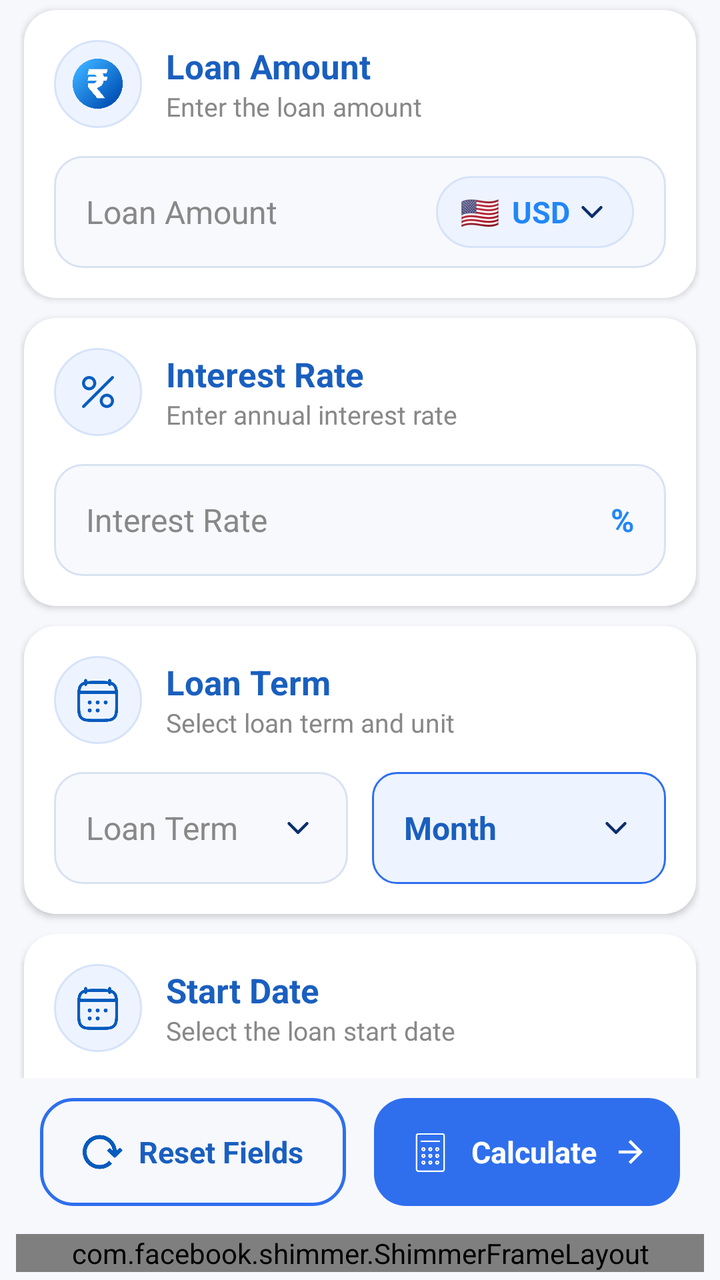
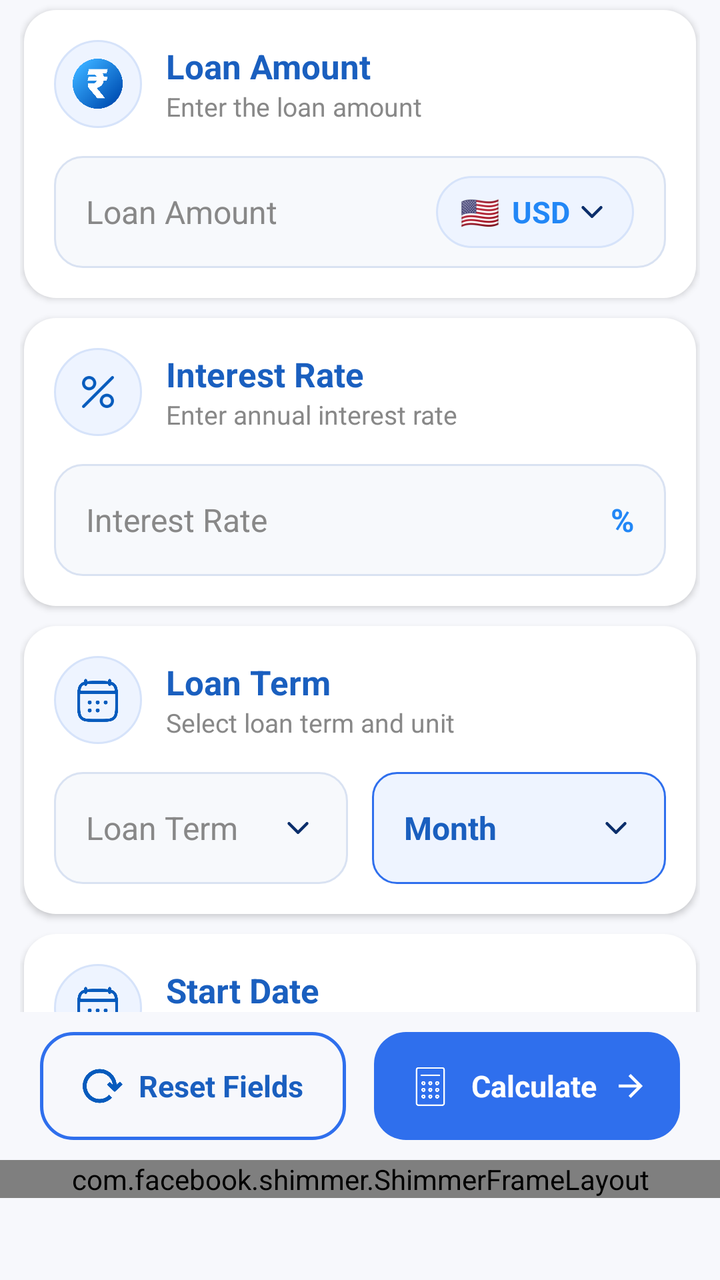

Two renders of the same Android screen: before a commit and after it. Below are the layout's source before the change and the commit's diff.
<!-- AndroidManifest.xml: application theme Theme.LoanSmart -->
<!-- res/layout/activity_personal_loan.xml -->
<?xml version="1.0" encoding="utf-8"?>
<androidx.constraintlayout.widget.ConstraintLayout
    android:id="@+id/main"
    xmlns:android="http://schemas.android.com/apk/res/android"
    xmlns:app="http://schemas.android.com/apk/res-auto"
    xmlns:tools="http://schemas.android.com/tools"
    android:layout_width="match_parent"
    android:layout_height="match_parent"
    android:background="@color/screen_bg">


    <androidx.appcompat.widget.Toolbar
        android:id="@+id/toolbar"
        android:layout_width="0dp"
        android:layout_height="@dimen/_40sdp"
        android:background="@color/screen_bg"
        android:elevation="4dp"
        app:layout_constraintEnd_toEndOf="parent"
        app:layout_constraintHorizontal_bias="1.0"
        app:layout_constraintStart_toStartOf="parent"
        app:layout_constraintTop_toTopOf="parent">

        <ImageView
            android:layout_width="wrap_content"
            android:layout_height="25dp"
            android:src="@drawable/back_ic"
            app:tint="@color/header_blue_dark" />

        
        <TextView
            android:id="@+id/tvTitle"
            android:layout_width="wrap_content"
            android:layout_height="wrap_content"
            android:layout_gravity="center"
            android:text="Personal Loan"
            android:textColor="@color/header_blue_dark"
            android:textSize="20sp"
            android:textStyle="bold" />

    </androidx.appcompat.widget.Toolbar>

    <androidx.core.widget.NestedScrollView
        android:id="@+id/scrollContent"
        android:layout_width="0dp"
        android:layout_height="0dp"
        android:background="@color/screen_bg"
        android:clipToPadding="false"
        android:paddingBottom="24dp"
        app:layout_constraintTop_toBottomOf="@id/toolbar"
        app:layout_constraintBottom_toTopOf="@id/bottomButtons"
        app:layout_constraintStart_toStartOf="parent"
        app:layout_constraintEnd_toEndOf="parent">

        <LinearLayout
            android:layout_width="match_parent"
            android:layout_height="wrap_content"
            android:orientation="vertical"
            android:paddingHorizontal="10dp">


            
            <LinearLayout
                android:layout_width="match_parent"
                android:layout_height="wrap_content"
                android:orientation="vertical"
                android:background="@drawable/bg_card_white"
                android:padding="15dp"
                android:layout_marginStart="2dp"
                android:layout_marginEnd="2dp"
                android:layout_marginBottom="10dp"
                android:layout_marginTop="5dp"
                android:elevation="2dp">

                <LinearLayout
                    android:layout_width="match_parent"
                    android:layout_height="wrap_content"
                    android:orientation="horizontal"
                    android:gravity="center_vertical">

                    <FrameLayout
                        android:layout_width="44dp"
                        android:layout_height="44dp"
                        android:background="@drawable/bg_icon_circle">

                        <ImageView
                            android:layout_width="25dp"
                            android:layout_height="25dp"
                            android:layout_gravity="center"
                            android:src="@drawable/rupee_ic" />

                    </FrameLayout>

                    <LinearLayout
                        android:layout_width="wrap_content"
                        android:layout_height="wrap_content"
                        android:orientation="vertical"
                        android:layout_marginStart="12dp">

                        <TextView
                            android:layout_width="match_parent"
                            android:layout_height="wrap_content"
                            android:text="Loan Amount"
                            android:textColor="@color/header_blue_light"
                            android:textSize="17sp"
                            android:textStyle="bold" />

                        <TextView
                            android:layout_width="wrap_content"
                            android:layout_height="wrap_content"
                            android:text="Enter the loan amount"
                            android:textColor="@color/grey"
                            android:textSize="13sp" />

                    </LinearLayout>

                </LinearLayout>


                <LinearLayout
                    android:layout_width="match_parent"
                    android:layout_height="56dp"
                    android:layout_marginTop="14dp"
                    android:orientation="horizontal"
                    android:gravity="center_vertical"
                    android:background="@drawable/bg_input_field"
                    android:paddingHorizontal="16dp">

                    <EditText
                        android:id="@+id/etLoanAmount"
                        android:layout_width="0dp"
                        android:layout_height="wrap_content"
                        android:layout_weight="1"
                        android:background="@null"
                        android:hint="Loan Amount"
                        android:textColorHint="@color/grey"
                        android:textColor="@color/black"
                        android:textSize="16sp"
                        android:inputType="numberDecimal" />

                    <LinearLayout
                        android:layout_width="wrap_content"
                        android:layout_height="36dp"
                        android:orientation="horizontal"
                        android:gravity="center_vertical"
                        android:background="@drawable/bg_currency_pill"
                        android:paddingHorizontal="12dp">

                        <TextView
                            android:layout_width="wrap_content"
                            android:layout_height="wrap_content"
                            android:text="🇺🇸"
                            android:textSize="16sp" />

                        <TextView
                            android:layout_width="wrap_content"
                            android:layout_height="wrap_content"
                            android:layout_marginStart="6dp"
                            android:text="USD"
                            android:textColor="@color/blue"
                            android:textStyle="bold"
                            android:textSize="15sp" />

                        <ImageView
                            android:layout_width="18dp"
                            android:layout_height="18dp"
                            android:layout_marginStart="2dp"
                            android:src="@drawable/ic_dropdown"
                            app:tint="@color/header_blue_dark" />

                    </LinearLayout>

                </LinearLayout>

            </LinearLayout>


            
            <LinearLayout
                android:layout_width="match_parent"
                android:layout_height="wrap_content"
                android:orientation="vertical"
                android:background="@drawable/bg_card_white"
                android:padding="15dp"
                android:layout_marginStart="2dp"
                android:layout_marginEnd="2dp"
                android:layout_marginBottom="10dp"
                android:elevation="2dp">

                <LinearLayout
                    android:layout_width="match_parent"
                    android:layout_height="wrap_content"
                    android:orientation="horizontal"
                    android:gravity="center_vertical">

                    <FrameLayout
                        android:layout_width="44dp"
                        android:layout_height="44dp"
                        android:background="@drawable/bg_icon_circle">

                        <ImageView
                            android:layout_width="20dp"
                            android:layout_height="20dp"
                            android:layout_gravity="center"
                            android:padding="2dp"
                            android:src="@drawable/percentage_ic" />

                    </FrameLayout>

                    <LinearLayout
                        android:layout_width="wrap_content"
                        android:layout_height="wrap_content"
                        android:orientation="vertical"
                        android:layout_marginStart="12dp">

                        <TextView
                            android:layout_width="match_parent"
                            android:layout_height="wrap_content"
                            android:text="Interest Rate"
                            android:textColor="@color/header_blue_light"
                            android:textSize="17sp"
                            android:textStyle="bold" />

                        <TextView
                            android:layout_width="wrap_content"
                            android:layout_height="wrap_content"
                            android:text="Enter annual interest rate"
                            android:textColor="@color/grey"
                            android:textSize="13sp" />

                    </LinearLayout>

                </LinearLayout>


                <LinearLayout
                    android:layout_width="match_parent"
                    android:layout_height="56dp"
                    android:layout_marginTop="14dp"
                    android:orientation="horizontal"
                    android:gravity="center_vertical"
                    android:background="@drawable/bg_input_field"
                    android:paddingHorizontal="16dp">

                    <EditText
                        android:id="@+id/etInterestRate"
                        android:layout_width="0dp"
                        android:layout_height="wrap_content"
                        android:layout_weight="1"
                        android:background="@null"
                        android:hint="Interest Rate"
                        android:textColorHint="@color/grey"
                        android:textColor="@color/black"
                        android:textSize="16sp"
                        android:inputType="numberDecimal" />

                    <TextView
                        android:layout_width="wrap_content"
                        android:layout_height="wrap_content"
                        android:text="%"
                        android:textColor="@color/blue"
                        android:textStyle="bold"
                        android:textSize="16sp" />

                </LinearLayout>

            </LinearLayout>


            
            <LinearLayout
                android:layout_width="match_parent"
                android:layout_height="wrap_content"
                android:orientation="vertical"
                android:background="@drawable/bg_card_white"
                android:padding="15dp"
                android:layout_marginStart="2dp"
                android:layout_marginEnd="2dp"
                android:layout_marginBottom="10dp"
                android:elevation="2dp">

                <LinearLayout
                    android:layout_width="match_parent"
                    android:layout_height="wrap_content"
                    android:orientation="horizontal"
                    android:gravity="center_vertical">

                    <FrameLayout
                        android:layout_width="44dp"
                        android:layout_height="44dp"
                        android:background="@drawable/bg_icon_circle">

                        <ImageView
                            android:layout_width="25dp"
                            android:layout_height="25dp"
                            android:layout_gravity="center"
                            android:src="@drawable/calendar_ic" />

                    </FrameLayout>

                    <LinearLayout
                        android:layout_width="wrap_content"
                        android:layout_height="wrap_content"
                        android:orientation="vertical"
                        android:layout_marginStart="12dp">

                        <TextView
                            android:layout_width="match_parent"
                            android:layout_height="wrap_content"
                            android:text="Loan Term"
                            android:textColor="@color/header_blue_light"
                            android:textSize="17sp"
                            android:textStyle="bold" />

                        <TextView
                            android:layout_width="wrap_content"
                            android:layout_height="wrap_content"
                            android:text="Select loan term and unit"
                            android:textColor="@color/grey"
                            android:textSize="13sp" />

                    </LinearLayout>

                </LinearLayout>


                <LinearLayout
                    android:layout_width="match_parent"
                    android:layout_height="56dp"
                    android:layout_marginTop="14dp"
                    android:orientation="horizontal">

                    
                    <LinearLayout
                        android:layout_width="0dp"
                        android:layout_height="match_parent"
                        android:layout_weight="1"
                        android:orientation="horizontal"
                        android:gravity="center_vertical"
                        android:background="@drawable/bg_input_field"
                        android:paddingHorizontal="16dp">

                        <TextView
                            android:id="@+id/tvLoanTerm"
                            android:layout_width="0dp"
                            android:layout_height="wrap_content"
                            android:layout_weight="1"
                            android:text="Loan Term"
                            android:textColor="@color/grey"
                            android:textSize="16sp" />

                        <ImageView
                            android:layout_width="18dp"
                            android:layout_height="18dp"
                            android:src="@drawable/ic_dropdown"
                            app:tint="@color/header_blue_dark" />

                    </LinearLayout>


                    
                    <LinearLayout
                        android:layout_width="0dp"
                        android:layout_height="match_parent"
                        android:layout_weight="1"
                        android:layout_marginStart="12dp"
                        android:orientation="horizontal"
                        android:gravity="center_vertical"
                        android:background="@drawable/bg_dropdown_selected"
                        android:paddingHorizontal="16dp">

                        <TextView
                            android:id="@+id/tvLoanUnit"
                            android:layout_width="0dp"
                            android:layout_height="wrap_content"
                            android:layout_weight="1"
                            android:text="Month"
                            android:textColor="@color/header_blue_light"
                            android:textStyle="bold"
                            android:textSize="16sp" />

                        <ImageView
                            android:layout_width="18dp"
                            android:layout_height="18dp"
                            android:src="@drawable/ic_dropdown"
                            app:tint="@color/header_blue_dark" />

                    </LinearLayout>

                </LinearLayout>

            </LinearLayout>


            
            <LinearLayout
                android:layout_width="match_parent"
                android:layout_height="wrap_content"
                android:orientation="vertical"
                android:background="@drawable/bg_card_white"
                android:padding="15dp"
                android:layout_marginStart="2dp"
                android:layout_marginEnd="2dp"
                android:layout_marginBottom="5dp"
                android:elevation="2dp">

                <LinearLayout
                    android:layout_width="match_parent"
                    android:layout_height="wrap_content"
                    android:orientation="horizontal"
                    android:gravity="center_vertical">

                    <FrameLayout
                        android:layout_width="44dp"
                        android:layout_height="44dp"
                        android:background="@drawable/bg_icon_circle">

                        <ImageView
                            android:layout_width="25dp"
                            android:layout_height="25dp"
                            android:layout_gravity="center"
                            android:src="@drawable/calendar_ic" />

                    </FrameLayout>

                    <LinearLayout
                        android:layout_width="wrap_content"
                        android:layout_height="wrap_content"
                        android:orientation="vertical"
                        android:layout_marginStart="12dp">

                        <TextView
                            android:layout_width="match_parent"
                            android:layout_height="wrap_content"
                            android:text="Start Date"
                            android:textColor="@color/header_blue_light"
                            android:textSize="17sp"
                            android:textStyle="bold" />

                        <TextView
                            android:layout_width="wrap_content"
                            android:layout_height="wrap_content"
                            android:text="Select the loan start date"
                            android:textColor="@color/grey"
                            android:textSize="13sp" />

                    </LinearLayout>

                </LinearLayout>


                <LinearLayout
                    android:layout_width="match_parent"
                    android:layout_height="56dp"
                    android:layout_marginTop="14dp"
                    android:orientation="horizontal"
                    android:gravity="center_vertical"
                    android:background="@drawable/bg_input_field"
                    android:paddingHorizontal="16dp">

                    <TextView
                        android:id="@+id/tvStartDate"
                        android:layout_width="0dp"
                        android:layout_height="wrap_content"
                        android:layout_weight="1"
                        android:text="12/09/2026"
                        android:textColor="@color/header_blue_light"
                        android:textSize="16sp"
                        android:textStyle="bold"/>

                    <ImageView
                        android:layout_width="25dp"
                        android:layout_height="25dp"
                        android:src="@drawable/calendar_ic"
                        app:tint="@color/header_blue_light" />

                </LinearLayout>

            </LinearLayout>

        </LinearLayout>

    </androidx.core.widget.NestedScrollView>


    
    <LinearLayout
        android:id="@+id/bottomButtons"
        android:layout_width="0dp"
        android:layout_height="wrap_content"
        android:orientation="horizontal"
        android:background="@color/screen_bg"
        android:paddingStart="20dp"
        android:paddingEnd="20dp"
        android:paddingTop="10dp"
        android:paddingBottom="10dp"
        app:layout_constraintBottom_toTopOf="@id/bannerContainer"
        app:layout_constraintStart_toStartOf="parent"
        app:layout_constraintEnd_toEndOf="parent">

        
        <LinearLayout
            android:id="@+id/btnReset"
            android:layout_width="0dp"
            android:layout_height="54dp"
            android:layout_weight="1"
            android:orientation="horizontal"
            android:gravity="center"
            android:background="@drawable/bg_button_outline"
            android:clickable="true"
            android:focusable="true">

            <ImageView
                android:layout_width="20dp"
                android:layout_height="20dp"
                android:src="@drawable/reset_ic" />

            <TextView
                android:layout_width="wrap_content"
                android:layout_height="wrap_content"
                android:layout_marginStart="8dp"
                android:text="Reset Fields"
                android:textColor="@color/header_blue_light"
                android:textStyle="bold"
                android:textSize="15sp" />

        </LinearLayout>


        
        <LinearLayout
            android:id="@+id/btnCalculate"
            android:layout_width="0dp"
            android:layout_height="54dp"
            android:layout_weight="1"
            android:layout_marginStart="14dp"
            android:orientation="horizontal"
            android:gravity="center"
            android:background="@drawable/bg_button_primary"
            android:clickable="true"
            android:focusable="true">

            <ImageView
                android:layout_width="25dp"
                android:layout_height="25dp"
                android:src="@drawable/calculator_ic"
                app:tint="@color/white" />

            <TextView
                android:layout_width="wrap_content"
                android:layout_height="wrap_content"
                android:layout_marginStart="8dp"
                android:text="Calculate"
                android:textColor="@color/white"
                android:textStyle="bold"
                android:textSize="15sp" />

            <ImageView
                android:layout_width="18dp"
                android:layout_height="18dp"
                android:layout_marginStart="8dp"
                android:src="@drawable/ic_arrow_forward" />

        </LinearLayout>

    </LinearLayout>


    
    <FrameLayout
        android:id="@+id/bannerContainer"
        android:layout_width="0dp"
        android:layout_height="wrap_content"
        android:background="@color/screen_bg"
        android:gravity="center"
        android:paddingStart="8dp"
        android:paddingEnd="8dp"
        android:paddingTop="4dp"
        android:paddingBottom="4dp"
        app:layout_constraintBottom_toBottomOf="parent"
        app:layout_constraintStart_toStartOf="parent"
        app:layout_constraintEnd_toEndOf="parent">

        <include
            layout="@layout/banner_shimmer_layout"
            android:layout_width="match_parent"
            android:layout_height="wrap_content" />

    </FrameLayout>

</androidx.constraintlayout.widget.ConstraintLayout>
<!-- res/layout/banner_shimmer_layout.xml (included above) -->
<?xml version="1.0" encoding="utf-8"?>
<com.facebook.shimmer.ShimmerFrameLayout xmlns:android="http://schemas.android.com/apk/res/android"
    xmlns:app="http://schemas.android.com/apk/res-auto"
    xmlns:tools="http://schemas.android.com/tools"
    android:id="@+id/shimmer_banner_container"
    android:layout_width="match_parent"
    android:layout_height="60dp"
    app:shimmer_auto_start="true"
    app:shimmer_base_color="@color/shimer_base_color"
    tools:ignore="MissingClass">

    <androidx.appcompat.widget.LinearLayoutCompat
        android:layout_width="match_parent"
        android:layout_height="match_parent"
        android:background="@color/white"
        android:gravity="center"
        android:orientation="horizontal">

        <androidx.appcompat.widget.AppCompatTextView
            android:layout_width="16dp"
            android:layout_height="16dp"
            android:layout_gravity="top"
            android:layout_marginStart="2dp"
            android:layout_marginTop="2dp"
            android:background="@drawable/ads_icon"
            android:gravity="center"
            android:text="@string/ad"
            android:textColor="@color/white"
            android:textSize="11sp" />

        <androidx.appcompat.widget.AppCompatImageView
            android:layout_width="40dp"
            android:layout_height="40dp"
            android:layout_margin="8dp"
            android:background="@color/lightTransparent"
            android:scaleType="centerCrop"
            tools:ignore="ContentDescription" />

        <androidx.appcompat.widget.LinearLayoutCompat
            android:layout_width="0dp"
            android:layout_height="match_parent"
            android:layout_gravity="center"
            android:layout_marginEnd="5dp"
            android:layout_weight="1"
            android:gravity="center"
            android:orientation="vertical">

            <androidx.appcompat.widget.AppCompatTextView
                android:layout_width="match_parent"
                android:layout_height="wrap_content"
                android:layout_marginTop="5dp"
                android:layout_marginBottom="2dp"
                android:background="@color/lightTransparent"
                android:ellipsize="end"
                android:lines="1"
                android:textColor="@android:color/black"
                android:textSize="15sp" />

            <androidx.appcompat.widget.AppCompatTextView
                android:layout_width="170dp"
                android:layout_height="wrap_content"
                android:layout_gravity="start"
                android:layout_marginTop="2dp"
                android:layout_marginBottom="5dp"
                android:background="@color/lightTransparent"
                android:ellipsize="end"
                android:lines="1"
                android:textColor="@android:color/darker_gray"
                android:textSize="14sp" />

        </androidx.appcompat.widget.LinearLayoutCompat>

        <androidx.appcompat.widget.LinearLayoutCompat
            android:layout_width="100dp"
            android:layout_height="match_parent"
            android:layout_gravity="center"
            android:layout_marginTop="5dp"
            android:layout_marginEnd="5dp"
            android:layout_marginBottom="5dp"
            android:background="@drawable/bg_card_ads"
            android:backgroundTint="@color/lightTransparent"
            android:gravity="center"
            android:textColor="@android:color/white"
            android:textSize="12sp" />

    </androidx.appcompat.widget.LinearLayoutCompat>

</com.facebook.shimmer.ShimmerFrameLayout>
<!-- resources referenced by this layout -->
<resources>
  <color name="black">#FF000000</color>
  <color name="blue">#2287F6</color>
  <color name="grey">#888</color>
  <color name="header_blue_dark">#0B2E6B</color>
  <color name="header_blue_light">#1A5FBF</color>
  <color name="lightTransparent">#16000000</color>
  <color name="screen_bg">#F7F8FC</color>
  <color name="shimer_base_color">#979595</color>
  <color name="white">#FFFFFF</color>
  <!-- drawable ads_icon (drawable) -->
  <?xml version="1.0" encoding="utf-8"?>
  <shape xmlns:android="http://schemas.android.com/apk/res/android">
      <solid android:color="#0E204A" />
      <corners android:radius="16dp" />
  </shape>
  <!-- drawable bg_button_primary (drawable) -->
  <?xml version="1.0" encoding="utf-8"?>
  <shape xmlns:android="http://schemas.android.com/apk/res/android"
      android:shape="rectangle">
  
      <solid android:color="@color/gradient_end" />
  
      <corners android:radius="16dp" />
  
      <padding
          android:left="12dp"
          android:top="8dp"
          android:right="12dp"
          android:bottom="8dp" />
  
  </shape>
  <!-- drawable bg_card_ads (drawable) -->
  <?xml version="1.0" encoding="utf-8"?>
  <shape xmlns:android="http://schemas.android.com/apk/res/android"
      android:shape="rectangle">
      <corners android:radius="10dp" />
      <solid android:color="@color/white" />
      <stroke
          android:width="1dp"
          android:color="@color/white" />
  </shape>
  <!-- drawable bg_card_white (drawable) -->
  <?xml version="1.0" encoding="utf-8"?>
  <shape xmlns:android="http://schemas.android.com/apk/res/android">
      <solid android:color="@color/white"/>
      <corners android:radius="16dp"/>
  </shape>
  <!-- drawable bg_currency_pill (drawable) -->
  <?xml version="1.0" encoding="utf-8"?>
  <shape xmlns:android="http://schemas.android.com/apk/res/android"
      android:shape="rectangle">
  
      <solid android:color="#EEF4FF" />
  
      <stroke
          android:width="1dp"
          android:color="#D6E3FA" />
  
      <corners android:radius="20dp" />
  
      <padding
          android:left="10dp"
          android:top="6dp"
          android:right="10dp"
          android:bottom="6dp" />
  
  </shape>
  <!-- drawable bg_dropdown_selected (drawable) -->
  <?xml version="1.0" encoding="utf-8"?>
  <shape xmlns:android="http://schemas.android.com/apk/res/android"
      android:shape="rectangle">
  
      <solid android:color="#EEF4FF" />
  
      <stroke
          android:width="1dp"
          android:color="#2F6FED" />
  
      <corners android:radius="12dp" />
  
      <padding
          android:left="14dp"
          android:top="8dp"
          android:right="14dp"
          android:bottom="8dp" />
  
  </shape>
  <!-- drawable bg_icon_circle (drawable) -->
  <?xml version="1.0" encoding="utf-8"?>
  <shape xmlns:android="http://schemas.android.com/apk/res/android"
      android:shape="oval">
  
      <solid android:color="#EEF4FF" />
  
      <stroke
          android:width="1dp"
          android:color="#D6E3FA" />
  
  </shape>
  <!-- drawable bg_input_field (drawable) -->
  <?xml version="1.0" encoding="utf-8"?>
  <shape xmlns:android="http://schemas.android.com/apk/res/android"
      android:shape="rectangle">
  
      <solid android:color="#F7F9FC" />
  
      <stroke
          android:width="1dp"
          android:color="#D9E2F2" />
  
      <corners android:radius="14dp" />
  
      <padding
          android:left="16dp"
          android:top="8dp"
          android:right="16dp"
          android:bottom="8dp" />
  
  </shape>
  <!-- drawable ic_arrow_forward (drawable) -->
  <?xml version="1.0" encoding="utf-8"?>
  <vector xmlns:android="http://schemas.android.com/apk/res/android"
      android:width="24dp"
      android:height="24dp"
      android:viewportWidth="24"
      android:viewportHeight="24">
      <path
          android:fillColor="#FFFFFF"
          android:pathData="M12,4l-1.41,1.41L16.17,11H4v2h12.17l-5.58,5.59L12,20l8,-8z" />
  </vector>
  <string name="ad">Ad</string>
  <color name="gradient_end">#2F6FED</color>
  <color name="primary_blue">#1F6FEB</color>
  <!-- unchanged entries left out for length: 9 -->
</resources>

<!-- the commit's change to res/layout/activity_personal_loan.xml (unified diff, before → after) -->
@@ -568,14 +568,10 @@
     
     <FrameLayout
         android:id="@+id/bannerContainer"
-        android:layout_width="0dp"
-        android:layout_height="wrap_content"
+        android:layout_width="match_parent"
+        android:layout_height="60dp"
         android:background="@color/screen_bg"
         android:gravity="center"
-        android:paddingStart="8dp"
-        android:paddingEnd="8dp"
-        android:paddingTop="4dp"
-        android:paddingBottom="4dp"
         app:layout_constraintBottom_toBottomOf="parent"
         app:layout_constraintStart_toStartOf="parent"
         app:layout_constraintEnd_toEndOf="parent">
